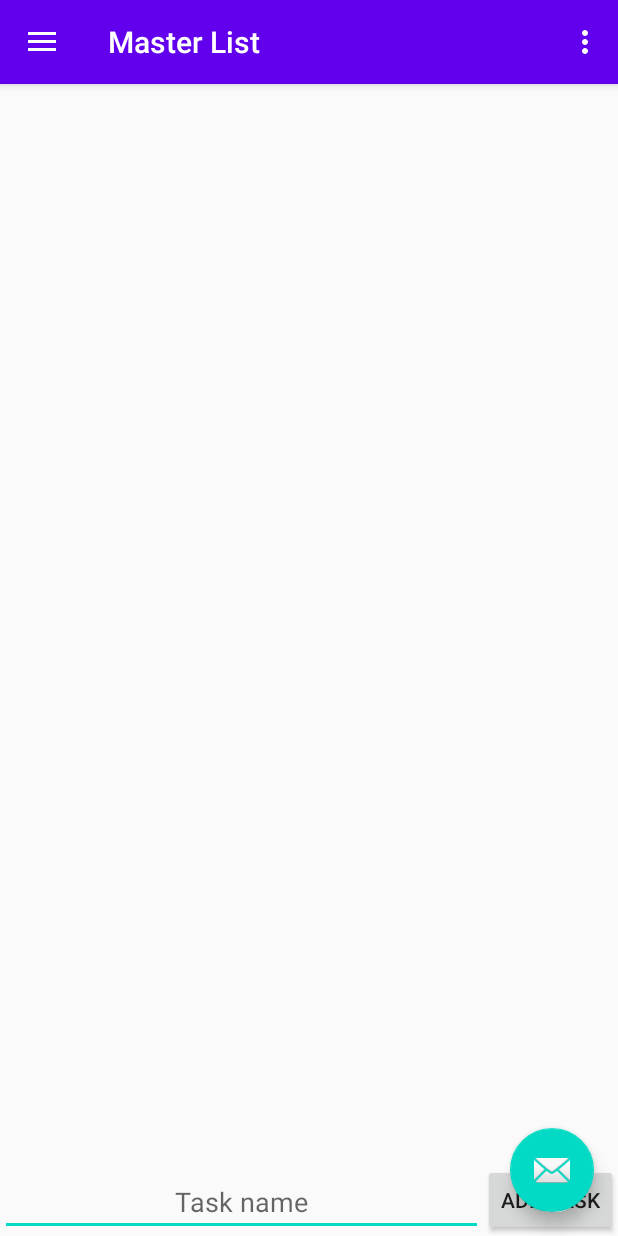
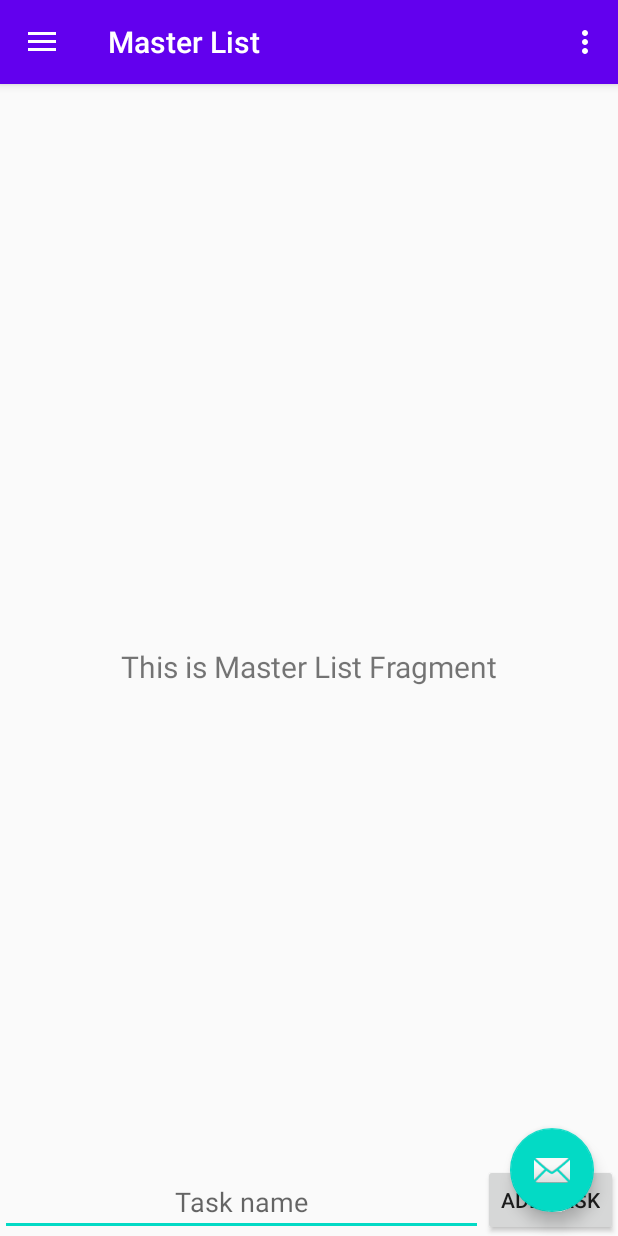
Before and after one commit to maanas-talwar/ToDo-List, an Android app: the screen it shows after launch (MainActivity), in the side drawer, after a tap on "Master List", on a phone screen of 412 x 824 dp. Run offline under Robolectric (Android 15) with nearby library versions, the phone set to English and light mode, and no system bars; our stand-ins replace data binding, navigation-ui.

Commit message:
Commented data binding (fragment and ViewModel): 	now working

```diff
--- a/app/src/main/java/com/example/todozzz/ui/masterList/MasterListFragment.kt
+++ b/app/src/main/java/com/example/todozzz/ui/masterList/MasterListFragment.kt
@@ -27,23 +27,23 @@ class MasterListFragment : Fragment() {
                 ViewModelProviders.of(this).get(MasterListViewModel::class.java)
         binding = DataBindingUtil.inflate(inflater, R.layout.fragment_master_list, container, false)
 
-        val application = requireNotNull(this.activity).application
+//        val application = requireNotNull(this.activity).application
+//
+//        val dataSource = TasksDatabase.getInstance(application).masterListDao
+//
+//        val viewModelFactory = MasterListViewModelFactory(dataSource, application)
+//
+//        val masterListViewModel =
+//            ViewModelProviders.of(
+//                this, viewModelFactory).get(MasterListViewModel::class.java)
+//
+//        binding.setLifecycleOwner(this)
+//
+//        binding.masterListViewModel = masterListViewModel
 
-        val dataSource = TasksDatabase.getInstance(application).masterListDao
-
-        val viewModelFactory = MasterListViewModelFactory(dataSource, application)
-
-        val masterListViewModel =
-            ViewModelProviders.of(
-                this, viewModelFactory).get(MasterListViewModel::class.java)
-
-        binding.setLifecycleOwner(this)
-
-        binding.masterListViewModel = masterListViewModel
-
-//        masterListViewModel.text.observe(viewLifecycleOwner, Observer {
-//            binding.textMasterList.text = it
-//        })
+        masterListViewModel.text.observe(viewLifecycleOwner, Observer {
+            binding.textMasterList.text = it
+        })
         return binding.root
     }
 }
--- a/app/src/main/java/com/example/todozzz/ui/masterList/MasterListViewModel.kt
+++ b/app/src/main/java/com/example/todozzz/ui/masterList/MasterListViewModel.kt
@@ -2,9 +2,20 @@ package com.example.todozzz.ui.masterList
 
 import android.app.Application
 import androidx.lifecycle.AndroidViewModel
+import androidx.lifecycle.LiveData
+import androidx.lifecycle.MutableLiveData
+import androidx.lifecycle.ViewModel
 import com.example.todozzz.database.MasterListDao
 
-class MasterListViewModel(
-    val database: MasterListDao,
-    application: Application) : AndroidViewModel(application) {
+//class MasterListViewModel(
+//    val database: MasterListDao,
+//    application: Application) : AndroidViewModel(application) {
+//}
+
+class MasterListViewModel : ViewModel() {
+
+    private val _text = MutableLiveData<String>().apply {
+        value = "This is Master List Fragment"
+    }
+    val text: LiveData<String> = _text
 }
--- a/app/src/main/java/com/example/todozzz/ui/masterList/MasterListViewModelFactory.kt
+++ b/app/src/main/java/com/example/todozzz/ui/masterList/MasterListViewModelFactory.kt
@@ -5,14 +5,14 @@ import androidx.lifecycle.ViewModel
 import androidx.lifecycle.ViewModelProvider
 import com.example.todozzz.database.MasterListDao
 
-class MasterListViewModelFactory (
-    private val dataSource: MasterListDao,
-    private val application: Application) : ViewModelProvider.Factory {
-    @Suppress("unchecked_cast")
-    override fun <T : ViewModel?> create(modelClass: Class<T>): T {
-        if (modelClass.isAssignableFrom(MasterListViewModel::class.java)) {
-            return MasterListViewModel(dataSource, application) as T
-        }
-        throw IllegalArgumentException("Unknown ViewModel class")
-    }
-}
+//class MasterListViewModelFactory (
+//    private val dataSource: MasterListDao,
+//    private val application: Application) : ViewModelProvider.Factory {
+//    @Suppress("unchecked_cast")
+//    override fun <T : ViewModel?> create(modelClass: Class<T>): T {
+//        if (modelClass.isAssignableFrom(MasterListViewModel::class.java)) {
+//            return MasterListViewModel(dataSource, application) as T
+//        }
+//        throw IllegalArgumentException("Unknown ViewModel class")
+//    }
+//}
--- a/app/src/main/res/layout/fragment_master_list.xml
+++ b/app/src/main/res/layout/fragment_master_list.xml
@@ -33,18 +33,18 @@
             app:layout_constraintBottom_toBottomOf="parent"
             app:layout_constraintEnd_toEndOf="parent" />
 
-        <!--        <TextView-->
-<!--            android:id="@+id/text_master_list"-->
-<!--            android:layout_width="match_parent"-->
-<!--            android:layout_height="wrap_content"-->
-<!--            android:layout_marginStart="8dp"-->
-<!--            android:layout_marginTop="8dp"-->
-<!--            android:layout_marginEnd="8dp"-->
-<!--            android:textAlignment="center"-->
-<!--            android:textSize="20sp"-->
-<!--            app:layout_constraintBottom_toBottomOf="parent"-->
-<!--            app:layout_constraintEnd_toEndOf="parent"-->
-<!--            app:layout_constraintStart_toStartOf="parent"-->
-<!--            app:layout_constraintTop_toTopOf="parent" />-->
+                <TextView
+            android:id="@+id/text_master_list"
+            android:layout_width="match_parent"
+            android:layout_height="wrap_content"
+            android:layout_marginStart="8dp"
+            android:layout_marginTop="8dp"
+            android:layout_marginEnd="8dp"
+            android:textAlignment="center"
+            android:textSize="20sp"
+            app:layout_constraintBottom_toBottomOf="parent"
+            app:layout_constraintEnd_toEndOf="parent"
+            app:layout_constraintStart_toStartOf="parent"
+            app:layout_constraintTop_toTopOf="parent" />
     </androidx.constraintlayout.widget.ConstraintLayout>
 </layout>
```
